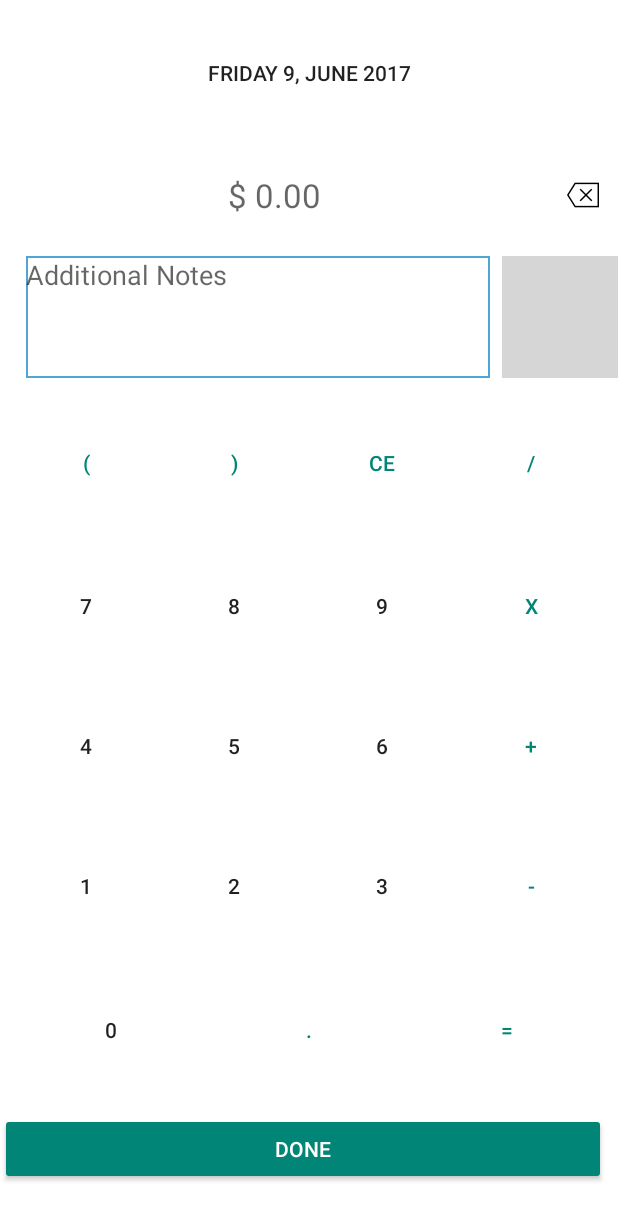
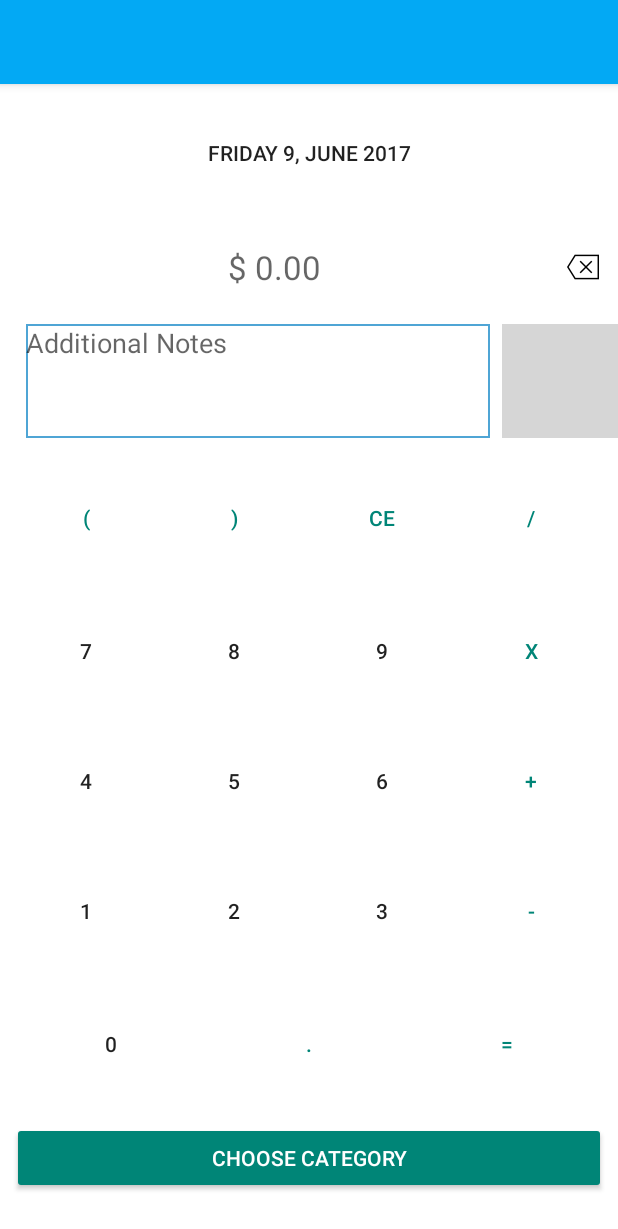
Before and after one commit to MattJSmall/Budgey, an Android app: the Landing screen opened directly, with no data from a screen before it, after a tap on an icon or button, on a phone screen of 412 x 824 dp. Shown: the top 1229 px of the screen. Run offline under Robolectric (Android 15) with nearby library versions, the phone set to English and light mode, and no system bars; our stand-ins replace Firebase (no records; nobody signed in at launch, a user with empty details on screens opened directly); libraries missing offline, so code that uses them is left out: com.github.mikephil.charting; 30 statements that could not run were skipped; grey boxes are pictures that could not be loaded.

Commit message:
pre entries changes

```diff
--- a/app/build.gradle
+++ b/app/build.gradle
@@ -32,6 +32,7 @@ dependencies {
         exclude group: 'com.android.support', module: 'support-annotations'
     })
 
+
     compile 'com.android.support:palette-v7:25.3.1'
     compile 'com.android.support:design:25.3.1'
     compile 'com.android.support:design:25.3.1'
@@ -43,6 +44,7 @@ dependencies {
     compile 'com.android.support.constraint:constraint-layout:1.0.2'
     compile 'com.android.support:support-v4:25.3.1'
     compile 'com.android.support:support-core-utils:25.3.1'
+    compile 'net.objecthunter:exp4j:0.4.4'
     testCompile 'junit:junit:4.12'
 }
 
--- a/app/src/main/AndroidManifest.xml
+++ b/app/src/main/AndroidManifest.xml
@@ -10,7 +10,7 @@
 
     <application
         android:allowBackup="true"
-        android:icon="@mipmap/ic_launcher"
+        android:icon="@mipmap/logo"
         android:label="@string/app_name"
         android:roundIcon="@mipmap/ic_launcher_round"
         android:supportsRtl="true"
--- a/app/src/main/java/mjsma5/budgey/FirebaseServices.java
+++ b/app/src/main/java/mjsma5/budgey/FirebaseServices.java
@@ -212,7 +212,7 @@ public class FirebaseServices extends IntentService {
                         entries.set(entriesIndex, new PieEntry(newValue, cat));
 
                         // Remove transaction from category list
-                        categories.transRemoved(catIndex, transactionKey);
+                        categories.transRemoved(catIndex, pastIndex);
                         // categories.transRemoved(catIndex, Double.valueOf(transactions.get(pastIndex).getAmount()));
                         if (categories.get(catIndex).getTransactions().size() == 0) {
                             entries.remove(entriesIndex);
@@ -223,7 +223,7 @@ public class FirebaseServices extends IntentService {
                     Log.d("LOCAL-TRANSACTIONS", "deletion failed");
                 }
             } else {
-                salary.transRemoved(0, transactionKey);
+                salary.transRemoved(0, pastIndex);
             }
             transactions.remove(pastIndex);
             Landing.update();
--- a/app/src/main/java/mjsma5/budgey/Landing.java
+++ b/app/src/main/java/mjsma5/budgey/Landing.java
@@ -102,8 +102,7 @@ public class Landing extends AppCompatActivity implements View.OnClickListener {
         super.onCreate(savedInstanceState);
         setContentView(R.layout.activity_landing);
         // Toolbar
-        Toolbar myToolbar = (Toolbar) findViewById(R.id.my_toolbar);
-        setSupportActionBar(myToolbar);
+
 
         context = this;
 
@@ -114,7 +113,7 @@ public class Landing extends AppCompatActivity implements View.OnClickListener {
             @Override
             public void onDataChange(DataSnapshot dataSnapshot) {
                 if (!dataSnapshot.exists()) {
-                    createNegativeTransaction();
+                    createTransaction();
                 }
             }
 
@@ -149,15 +148,28 @@ public class Landing extends AppCompatActivity implements View.OnClickListener {
         findViewById(R.id.imgRightArrow).setOnClickListener(this);
         findViewById(R.id.imgLeftArrow).setOnClickListener(this);
 
-        colours.add(Color.BLUE);
-        colours.add(Color.RED);
-        colours.add(Color.GREEN);
-        colours.add(Color.YELLOW);
-        colours.add(Color.CYAN);
-        colours.add(Color.MAGENTA);
-        colours.add(Color.WHITE);
-        colours.add(Color.GRAY);
+        colours.add(Color.parseColor("#ffcdd2"));
+        colours.add(Color.parseColor("#f8bbd0"));
+        colours.add(Color.parseColor("#e1bee7"));
+        colours.add(Color.parseColor("#d1c4e9"));
+        colours.add(Color.parseColor("#c5cae9"));
+        colours.add(Color.parseColor("#bbdefb"));
+        colours.add(Color.parseColor("#b3e5fc"));
+        colours.add(Color.parseColor("#b2ebf2"));
+        colours.add(Color.parseColor("#b2dfdb"));
+        colours.add(Color.parseColor("#c8e6c9"));
+        colours.add(Color.parseColor("#dcedc8"));
 
+        /* TODO
+        colours.add(Color.parseColor("#"));
+        colours.add(Color.parseColor("#"));
+        colours.add(Color.parseColor("#"));
+        colours.add(Color.parseColor("#"));
+        colours.add(Color.parseColor("#"));
+        colours.add(Color.parseColor("#"));
+        colours.add(Color.parseColor("#"));
+        */
+        listView = (ExpandableListView) findViewById(R.id.lvTransactions);
         initiateChart();
         instanceList();
 
@@ -172,14 +184,12 @@ public class Landing extends AppCompatActivity implements View.OnClickListener {
         deleteMenu.setTitle("Select a Category to Delete");
     }
 
-    private void instanceList() {
+    public void instanceList() {
         // List Instance
         listDataHeader = new ArrayList<>();
         listHash = new HashMap<>();
-        listView = (ExpandableListView) findViewById(R.id.lvTransactions);
         listAdapter = new ExpandableListAdapter(this, listDataHeader, listHash);
         listView.setAdapter(listAdapter);
-
     }
 
     // Appbar Menu Start
@@ -222,10 +232,12 @@ public class Landing extends AppCompatActivity implements View.OnClickListener {
             Category c = tmpList.get(i);
             if (!listDataHeader.contains(c.getValue())) {
                 if (c.getTransactions().size() != 0) {
-                    listDataHeader.add(c.getValue());
-                    Log.d("HEADER", c.getValue());
-                    listHash.remove(c.getValue());
-                    listHash.put(c.getValue(), c.getTransactions());
+                    if (c.getValueSum() != 0) {
+                        listDataHeader.add(c.getValue());
+                        Log.d("HEADER", c.getValue());
+                        listHash.remove(c.getValue());
+                        listHash.put(c.getValue(), c.getTransactions());
+                    }
                 }
             }
         }
@@ -404,33 +416,12 @@ public class Landing extends AppCompatActivity implements View.OnClickListener {
 
     private void createTransaction() {
         Intent posIntent = new Intent(this, CreateTransaction.class);
-        posIntent.putExtra("type", true);
-        posIntent.putExtra("category", "Salary");
+        posIntent.putExtra("category", "null");
         startActivity(posIntent);
         Log.d("REACHED", "intent reached");
     }
 
-    ;
-
-    private void createNegativeTransaction() {
-        Intent negIntent = new Intent(this, CreateTransaction.class);
-        negIntent.putExtra("type", false);
-        negIntent.putExtra("category", "NULL");
-        startActivity(negIntent);
-        Log.d("REACHED", "intent reached");
-    }
-
-
-    /*
-
-     Animation animation = AnimationUtils.loadAnimation(getContext(), (position > lastPosition) ? R.anim.up_from_bottom);
-     ////item/////.startAnimation(animation);
-     lastPosition = position;
-     */
-
-
     /***************************************************************/
-
 
     private void manageCategories () {
         final String[] menuItems = categories.getAll();
--- a/app/src/main/res/layout/activity_create_transaction.xml
+++ b/app/src/main/res/layout/activity_create_transaction.xml
@@ -9,6 +9,26 @@
     tools:context="mjsma5.budgey.CreateTransaction"
     tools:layout_editor_absoluteX="0dp"
     tools:layout_editor_absoluteY="81dp">
+
+    <android.support.v7.widget.Toolbar
+        android:id="@+id/toolbar2"
+        android:layout_width="match_parent"
+        android:layout_height="56dp"
+        android:background="@color/colorPrimary"
+        android:elevation="4dp"
+        android:theme="@style/ThemeOverlay.AppCompat.ActionBar"
+        android:titleTextColor="#ffffff"
+        app:layout_constraintLeft_toLeftOf="parent"
+        app:layout_constraintRight_toRightOf="parent"
+        app:layout_constraintTop_toTopOf="parent"
+        app:popupTheme="@style/ThemeOverlay.AppCompat.Light"
+        app:titleTextColor="@android:color/white" />
+
+    <LinearLayout
+        android:layout_width="match_parent"
+        android:layout_height="match_parent"
+        android:orientation="vertical"
+        android:layout_below="@+id/toolbar2">
 
         <LinearLayout
             android:layout_width="match_parent"
@@ -421,18 +441,6 @@
                     app:layout_constraintLeft_toLeftOf="parent"
                     app:layout_constraintRight_toRightOf="parent" />
 
-            <Button
-                android:id="@+id/btnFinish"
-                style="@android:style/Widget.Material.Button.Colored"
-                android:layout_width="wrap_content"
-                android:layout_height="wrap_content"
-                android:layout_marginBottom="2dp"
-                android:layout_marginEnd="8dp"
-                android:layout_marginRight="8dp"
-                android:layout_weight="1"
-                android:text="Done"
-                app:layout_constraintBottom_toBottomOf="parent"
-                app:layout_constraintRight_toRightOf="parent" />
             </LinearLayout>
         </LinearLayout>
 
@@ -471,5 +479,6 @@
                 app:layout_constraintTop_toTopOf="parent" />
 
         </RelativeLayout>
+    </LinearLayout>
 
 </RelativeLayout>
--- a/app/src/main/res/layout/activity_landing.xml
+++ b/app/src/main/res/layout/activity_landing.xml
@@ -6,6 +6,7 @@
     android:layout_height="match_parent"
     android:background="#FFFFFF"
     tools:context="mjsma5.budgey.Landing">
+
 
     <android.support.v7.widget.Toolbar
         android:id="@+id/my_toolbar"
@@ -18,8 +19,8 @@
         app:layout_constraintLeft_toLeftOf="parent"
         app:layout_constraintRight_toRightOf="parent"
         app:layout_constraintTop_toTopOf="parent"
-        app:popupTheme="@style/ThemeOverlay.AppCompat.Light" />
-
+        app:popupTheme="@style/ThemeOverlay.AppCompat.Light"
+        app:titleTextColor="@android:color/white" />
 
     <LinearLayout
         android:id="@+id/linBalanceBar"
--- a/app/src/main/res/layout/list_group.xml
+++ b/app/src/main/res/layout/list_group.xml
@@ -6,7 +6,7 @@
 
     <LinearLayout
         android:layout_width="match_parent"
-        android:layout_height="wrap_content"
+        android:layout_height="35dp"
         android:orientation="horizontal">
 
         <TextView
```
Also changed, not shown: app/src/main/java/mjsma5/budgey/CategoryList.java (+3 -8 lines), app/src/main/java/mjsma5/budgey/CreateTransaction.java (+74 -92 lines), app/src/main/res/layout/activity_google_sign_in.xml (+6 -5 lines), app/src/main/res/layout/list_item.xml (+5 -5 lines), app/src/main/java/mjsma5/budgey/Expression.java (added), 1 other file. Lines whose indentation alone changed are shown as unchanged.
